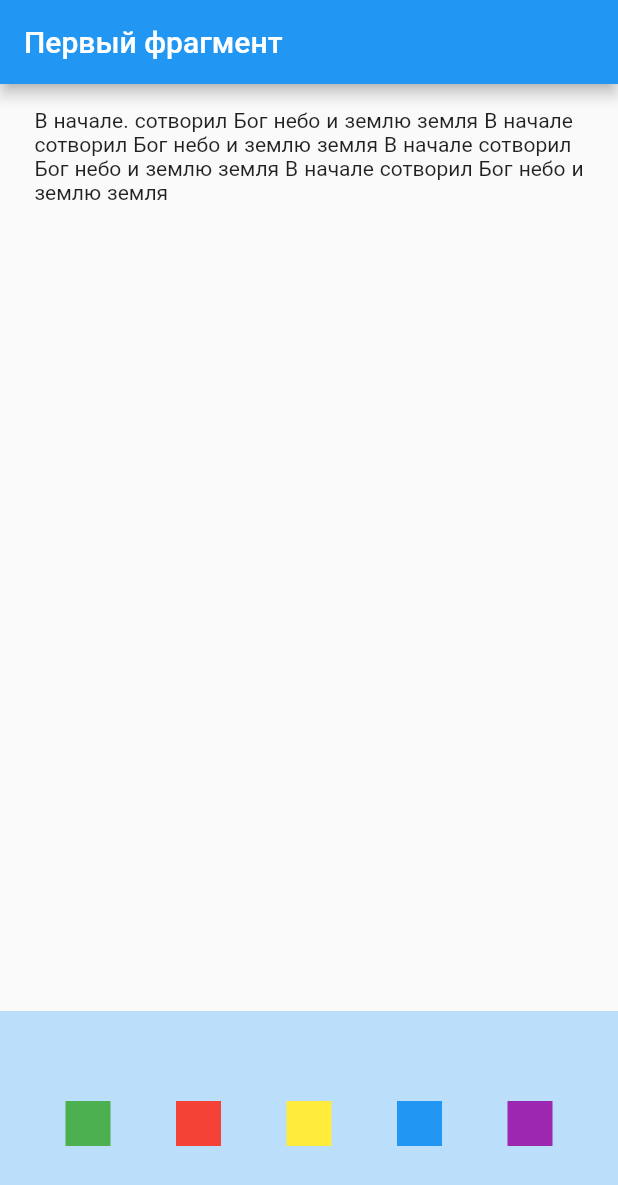
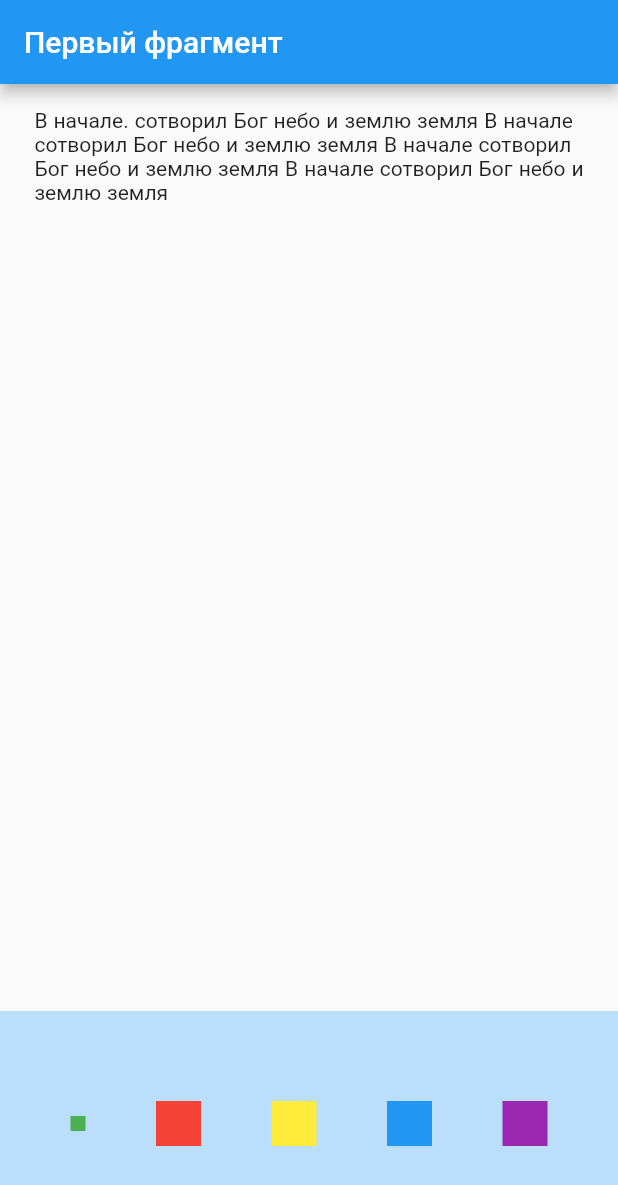
Before and after one commit to PavelBaptist/bible_depth, a Flutter app: the screen it shows after launch, after a tap on "начале", on a phone screen of 412 x 824 dp. Shown: the top 1185 px of the screen. Run offline on Flutter 3.47's test engine with Material 2 defaults, Android fonts, the phone set to English and light mode, and no system bars; our stand-ins replace bloc, equatable, flutter_bloc, get_it.

Commit message:
The selection of the current tool is implemented

```diff
--- a/lib/feature/presentation/bloc/fragment_bloc/fragment_state.dart
+++ b/lib/feature/presentation/bloc/fragment_bloc/fragment_state.dart
@@ -1,5 +1,6 @@
 import 'package:bible_depth/feature/domain/entities/fragment_entity.dart';
 import 'package:equatable/equatable.dart';
+import 'package:flutter/material.dart';
 
 abstract class FragmentState extends Equatable {
   const FragmentState();
@@ -12,8 +13,7 @@ class FragmentLoadingState extends FragmentState {}
 
 class FragmentLoadedState extends FragmentState {
   final FragmentEntity fragmentEntity;
-
-  const FragmentLoadedState({required this.fragmentEntity});
+  FragmentLoadedState({required this.fragmentEntity});
 
   @override
   List<Object> get props => [fragmentEntity];
--- a/lib/feature/presentation/bloc/toolbar_bloc/toolbar_bloc.dart
+++ b/lib/feature/presentation/bloc/toolbar_bloc/toolbar_bloc.dart
@@ -1,4 +1,5 @@
 import 'package:bible_depth/feature/domain/entities/word_entity.dart';
+import 'package:flutter/material.dart';
 
 import 'toolbar_state.dart';
 import 'package:bloc/bloc.dart';
@@ -9,9 +10,15 @@ part 'toolbar_event.dart';
 class ToolbarBloc extends Bloc<ToolbarEvent, ToolbarState> {
   ToolbarBloc() : super(ToolbarLoadedState()) {
     on<ToolbarInitEvent>(_onInit);
+    on<ToolbarSelectToolEvent>(_onSelectTool);
   }
 
   _onInit(ToolbarInitEvent event, Emitter<ToolbarState> emit) async {
     emit(ToolbarLoadedState());
   }
+
+  _onSelectTool(
+      ToolbarSelectToolEvent event, Emitter<ToolbarState> emit) async {
+    emit(ToolbarSelectedToolState(currentTool: event.currentTool));
+  }
 }
--- a/lib/feature/presentation/bloc/toolbar_bloc/toolbar_event.dart
+++ b/lib/feature/presentation/bloc/toolbar_bloc/toolbar_event.dart
@@ -8,3 +8,8 @@ abstract class ToolbarEvent extends Equatable {
 }
 
 class ToolbarInitEvent extends ToolbarEvent {}
+
+class ToolbarSelectToolEvent extends ToolbarEvent {
+  Color? currentTool;
+  ToolbarSelectToolEvent({required this.currentTool});
+}
--- a/lib/feature/presentation/bloc/toolbar_bloc/toolbar_state.dart
+++ b/lib/feature/presentation/bloc/toolbar_bloc/toolbar_state.dart
@@ -1,5 +1,6 @@
 import 'package:bible_depth/feature/domain/entities/word_entity.dart';
 import 'package:equatable/equatable.dart';
+import 'package:flutter/material.dart';
 
 abstract class ToolbarState extends Equatable {
   const ToolbarState();
@@ -9,3 +10,11 @@ abstract class ToolbarState extends Equatable {
 }
 
 class ToolbarLoadedState extends ToolbarState {}
+
+class ToolbarSelectedToolState extends ToolbarState {
+  Color? currentTool;
+  ToolbarSelectedToolState({required this.currentTool});
+
+  @override
+  List<Object> get props => [currentTool ?? 0];
+}
--- a/lib/feature/presentation/widgets/toolbar_widget.dart
+++ b/lib/feature/presentation/widgets/toolbar_widget.dart
@@ -32,16 +32,25 @@ class ToolbarWidget extends StatelessWidget {
 class ColorButtonWidget extends StatelessWidget {
   Color color;
   ColorButtonWidget({super.key, required this.color});
+  bool selected = false;
 
   @override
   Widget build(BuildContext context) {
     return GestureDetector(
-      onTap: () {},
-      child:
-          BlocBuilder<ToolbarBloc, ToolbarState>(builder: (context, snapshot) {
+      onTap: () {
+        ToolbarBloc toolbarBloc = BlocProvider.of<ToolbarBloc>(context);
+        toolbarBloc
+            .add(ToolbarSelectToolEvent(currentTool: selected ? null : color));
+      },
+      child: BlocBuilder<ToolbarBloc, ToolbarState>(
+          builder: (context, toolbarState) {
+        if (toolbarState is ToolbarSelectedToolState) {
+          selected = color == toolbarState.currentTool;
+        }
+
         return Container(
-          width: 30,
-          height: 30,
+          width: selected ? 10 : 30,
+          height: selected ? 10 : 30,
           color: color,
         );
       }),
```
